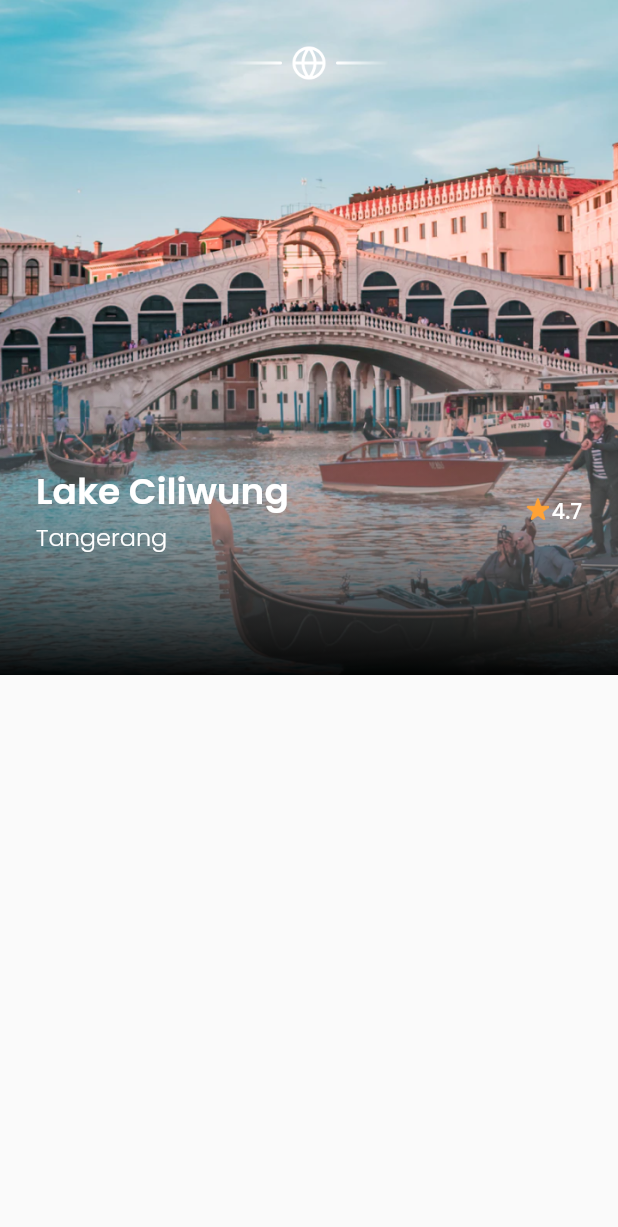
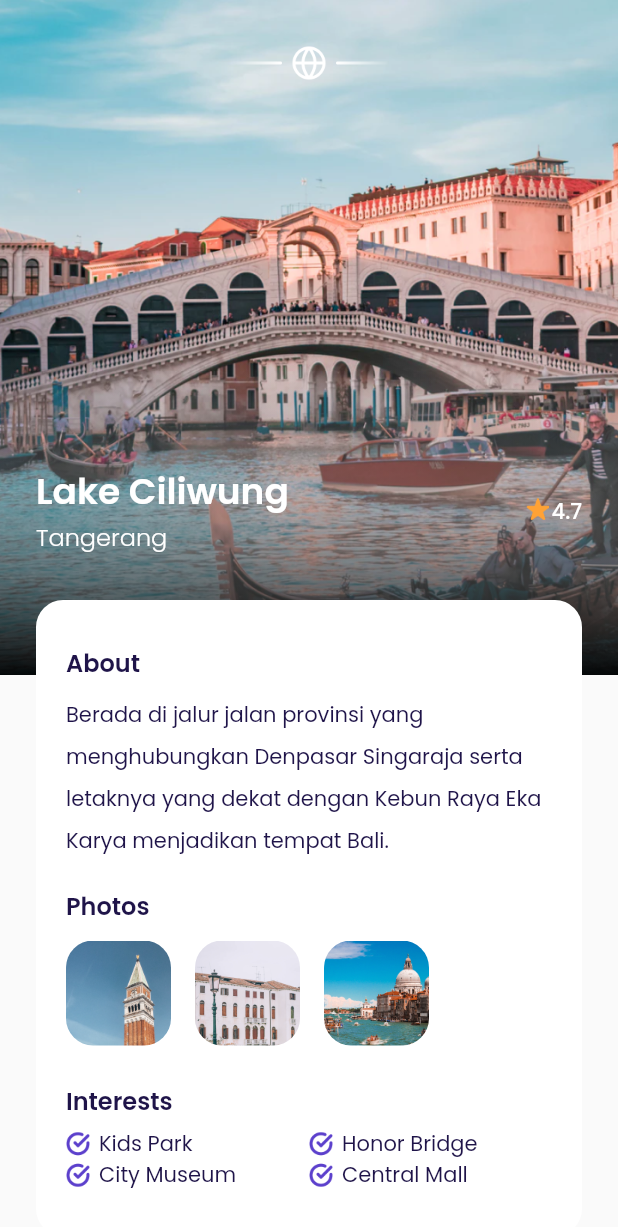
Before and after one commit to Flutter-Dart-Hacks/bwa-pesawats, a Flutter app: the DetailDestination screen opened by its route, on a phone screen of 412 x 824 dp. Shown: the top 1227 px of the screen. Run offline on Flutter 3.47's test engine with Material 2 defaults, Android fonts, the phone set to English and light mode, and no system bars; our stand-ins replace google_fonts.

Commit message:
Pembuatan halaman detail page dan navigasi button di list nya

```diff
--- a/lib/ui/pages/detail_destination_page.dart
+++ b/lib/ui/pages/detail_destination_page.dart
@@ -1,4 +1,7 @@
 import 'package:bwa_pesawats/shareds/themes.dart';
+import 'package:bwa_pesawats/ui/widgets/custom_button_getstarted.dart';
+import 'package:bwa_pesawats/ui/widgets/interest_item.dart';
+import 'package:bwa_pesawats/ui/widgets/photo_items.dart';
 import 'package:flutter/material.dart';
 
 class DetailDestination extends StatefulWidget {
@@ -127,6 +130,135 @@ class _DetailDestinationState extends State<DetailDestination> {
                   ),
                 ],
               ),
+            ),
+            // NOTE : DESKRIPSI DETAIL
+            Container(
+              width: double.infinity,
+              margin: const EdgeInsets.only(top: 30),
+              padding: const EdgeInsets.symmetric(
+                horizontal: 20,
+                vertical: 30,
+              ),
+              decoration: BoxDecoration(
+                color: kWhiteColor,
+                borderRadius: BorderRadius.circular(18),
+              ),
+              child: Column(
+                crossAxisAlignment: CrossAxisAlignment.start,
+                children: [
+                  // NOTE: ABOUT
+                  Text(
+                    'About',
+                    style: blackTextStyle.copyWith(
+                        fontWeight: semiBold, fontSize: 16),
+                  ),
+                  const SizedBox(
+                    height: 6,
+                  ),
+                  Text(
+                    'Berada di jalur jalan provinsi yang menghubungkan Denpasar Singaraja serta letaknya yang dekat dengan Kebun Raya Eka Karya menjadikan tempat Bali.',
+                    style: blackTextStyle.copyWith(
+                      fontWeight: regular,
+                      height: 2,
+                      fontSize: 14,
+                    ),
+                  ),
+                  const SizedBox(
+                    height: 20,
+                  ),
+                  // NOTE: PHOTOS ABOUT
+                  Text(
+                    'Photos',
+                    style: blackTextStyle.copyWith(
+                        fontWeight: semiBold, fontSize: 16),
+                  ),
+                  const SizedBox(
+                    height: 6,
+                  ),
+                  SizedBox(
+                    height: 80,
+                    child: SingleChildScrollView(
+                      scrollDirection: Axis.horizontal,
+                      child: Row(
+                        children: const [
+                          PhotoItems(imageUrl: 'resources/image_photo1.png'),
+                          PhotoItems(imageUrl: 'resources/image_photo2.png'),
+                          PhotoItems(imageUrl: 'resources/image_photo3.png'),
+                        ],
+                      ),
+                    ),
+                  ),
+
+                  // NOTE INTEREST
+                  const SizedBox(
+                    height: 20,
+                  ),
+                  Text(
+                    'Interests',
+                    style: blackTextStyle.copyWith(
+                        fontWeight: semiBold, fontSize: 16),
+                  ),
+                  const SizedBox(
+                    height: 6,
+                  ),
+                  Row(
+                    children: const [
+                      InterestsItem(interestName: 'Kids Park'),
+                      InterestsItem(interestName: 'Honor Bridge')
+                    ],
+                  ),
+                  Row(
+                    children: const [
+                      InterestsItem(interestName: 'City Museum'),
+                      InterestsItem(interestName: 'Central Mall')
+                    ],
+                  ),
+                ],
+              ),
+            ),
+            // NOTE: PRICE AND BOOK BUTTON
+            Container(
+              width: double.infinity,
+              margin: const EdgeInsets.only(
+                top: 30,
+                bottom: 30,
+              ),
+              child: Row(
+                children: [
+                  // NOTE PRICE HARGA
+                  Expanded(
+                    child: Column(
+                      crossAxisAlignment: CrossAxisAlignment.start,
+                      children: [
+                        Text(
+                          'IDR 2.500.000',
+                          style: blackTextStyle.copyWith(
+                            fontWeight: medium,
+                            fontSize: 18,
+                          ),
+                        ),
+                        const SizedBox(
+                          height: 5,
+                        ),
+                        Text(
+                          'per orang',
+                          style: blackTextStyle.copyWith(
+                            fontWeight: light,
+                            fontSize: 14,
+                          ),
+                        )
+                      ],
+                    ),
+                  ),
+                  Expanded(
+                    child: CustomButtonPrimary(
+                      title: 'Book Now',
+                      onPressedFunction: () {},
+                      width: double.infinity,
+                    ),
+                  )
+                ],
+              ),
             )
           ],
         ),
@@ -136,6 +268,7 @@ class _DetailDestinationState extends State<DetailDestination> {
     return Scaffold(
       backgroundColor: kBackgroundColor,
       body: SafeArea(
+        child: SingleChildScrollView(
           child: Container(
             margin: const EdgeInsets.all(0),
             child: Stack(
@@ -147,6 +280,7 @@ class _DetailDestinationState extends State<DetailDestination> {
             ),
           ),
         ),
+      ),
     );
   }
 }
--- a/lib/ui/widgets/destination_list_item.dart
+++ b/lib/ui/widgets/destination_list_item.dart
@@ -1,4 +1,5 @@
 import 'package:bwa_pesawats/shareds/themes.dart';
+import 'package:bwa_pesawats/ui/pages/detail_destination_page.dart';
 import 'package:flutter/material.dart';
 
 class DestinationListItem extends StatefulWidget {
@@ -21,7 +22,11 @@ class DestinationListItem extends StatefulWidget {
 class _DestinationListItemState extends State<DestinationListItem> {
   @override
   Widget build(BuildContext context) {
-    return Container(
+    return GestureDetector(
+      onTap: () {
+        Navigator.pushNamed(context, DetailDestination.routeName);
+      },
+      child: Container(
         margin: const EdgeInsets.only(
           top: 16,
         ),
@@ -107,6 +112,7 @@ class _DestinationListItemState extends State<DestinationListItem> {
             ),
           ],
         ),
+      ),
     );
   }
 }
--- /dev/null
+++ b/lib/ui/widgets/interest_item.dart
@@ -0,0 +1,35 @@
+import 'package:bwa_pesawats/shareds/themes.dart';
+import 'package:flutter/material.dart';
+
+class InterestsItem extends StatelessWidget {
+  const InterestsItem({super.key, required this.interestName});
+
+  final String interestName;
+
+  @override
+  Widget build(BuildContext context) {
+    return Expanded(
+      child: Row(
+        children: [
+          Container(
+            width: 16,
+            height: 16,
+            margin: const EdgeInsets.only(
+              right: 6,
+            ),
+            decoration: const BoxDecoration(
+              image: DecorationImage(
+                image: AssetImage('resources/icon_check.png'),
+                fit: BoxFit.cover,
+              ),
+            ),
+          ),
+          Text(
+            interestName,
+            style: blackTextStyle,
+          ),
+        ],
+      ),
+    );
+  }
+}
--- /dev/null
+++ b/lib/ui/widgets/photo_items.dart
@@ -0,0 +1,25 @@
+import 'package:flutter/material.dart';
+
+class PhotoItems extends StatelessWidget {
+  const PhotoItems({super.key, required this.imageUrl});
+
+  final String imageUrl;
+
+  @override
+  Widget build(BuildContext context) {
+    return Container(
+      width: 70,
+      height: 70,
+      margin: const EdgeInsets.only(
+        right: 16,
+      ),
+      decoration: BoxDecoration(
+        image: DecorationImage(
+          image: AssetImage(imageUrl),
+          fit: BoxFit.cover,
+        ),
+        borderRadius: BorderRadius.circular(18),
+      ),
+    );
+  }
+}
```
Also changed, not shown: pubspec.lock. Lines whose indentation alone changed are shown as unchanged.
